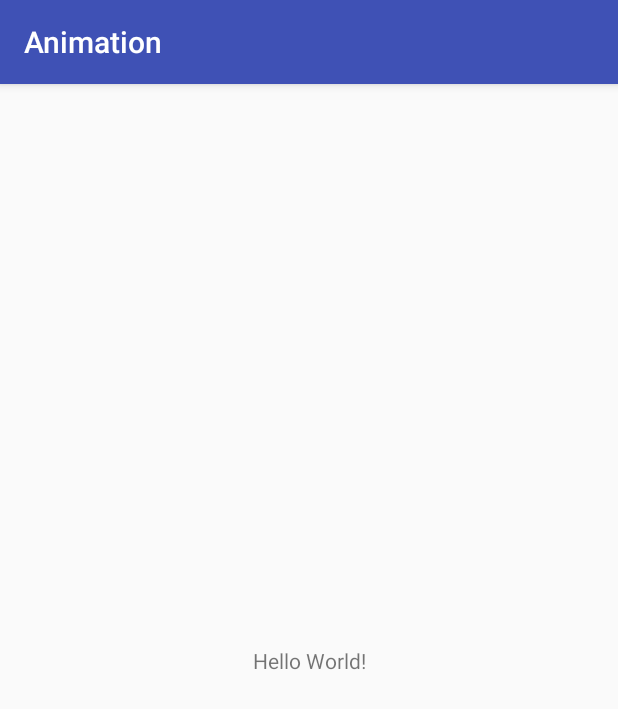
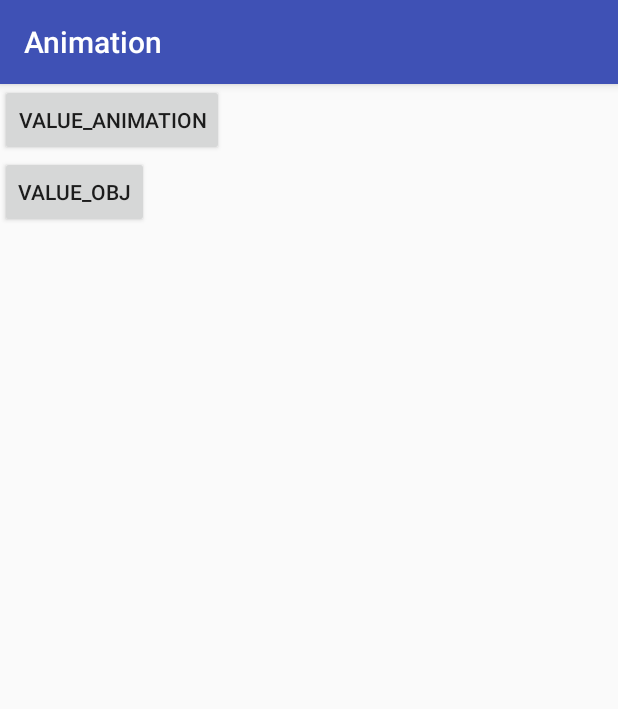
Before and after one commit to shortybin/Android-Animation, an Android app: the screen it shows after launch (MainActivity), on a phone screen of 412 x 824 dp. Shown: the top 709 px of the screen. Run offline under Robolectric (Android 15) with nearby library versions, the phone set to English and light mode, and no system bars.

Commit message:
valueanimaition commit

```diff
--- a/app/src/main/AndroidManifest.xml
+++ b/app/src/main/AndroidManifest.xml
@@ -16,6 +16,10 @@
                 <category android:name="android.intent.category.LAUNCHER"/>
             </intent-filter>
         </activity>
+        <activity android:name=".ValueAnimationActivity">
+        </activity>
+        <activity android:name=".valueanimationobject.ValueObjActivity">
+        </activity>
     </application>
 
 </manifest>
--- a/app/src/main/java/com/example/shrotbin/animation/MainActivity.java
+++ b/app/src/main/java/com/example/shrotbin/animation/MainActivity.java
@@ -1,13 +1,37 @@
 package com.example.shrotbin.animation;
 
+import android.content.Intent;
+import android.os.Bundle;
 import android.support.v7.app.AppCompatActivity;
-import android.os.Bundle;
+import android.view.View;
+import android.widget.Button;
+
+import com.example.shrotbin.animation.valueanimationobject.ValueObjActivity;
 
 public class MainActivity extends AppCompatActivity {
+
+    private static final String TAG = "MainActivity";
+    private Button mButton;
+    private Button mObjButton;
 
     @Override
     protected void onCreate(Bundle savedInstanceState) {
         super.onCreate(savedInstanceState);
         setContentView(R.layout.activity_main);
+        mButton= (Button) findViewById(R.id.value_animation);
+        mButton.setOnClickListener(new View.OnClickListener() {
+            @Override
+            public void onClick(View v) {
+                startActivity(new Intent(MainActivity.this,ValueAnimationActivity.class));
+            }
+        });
+
+        mObjButton= (Button) findViewById(R.id.value_obj);
+        mObjButton.setOnClickListener(new View.OnClickListener() {
+            @Override
+            public void onClick(View v) {
+                startActivity(new Intent(MainActivity.this, ValueObjActivity.class));
+            }
+        });
     }
 }
--- a/app/src/main/res/layout/activity_main.xml
+++ b/app/src/main/res/layout/activity_main.xml
@@ -1,19 +1,23 @@
 <?xml version="1.0" encoding="utf-8"?>
-<android.support.constraint.ConstraintLayout
+<LinearLayout
     xmlns:android="http://schemas.android.com/apk/res/android"
-    xmlns:app="http://schemas.android.com/apk/res-auto"
-    xmlns:tools="http://schemas.android.com/tools"
     android:layout_width="match_parent"
     android:layout_height="match_parent"
-    tools:context="com.example.shrotbin.animation.MainActivity">
+    android:orientation="vertical"
+    >
 
-    <TextView
+    <Button
         android:layout_width="wrap_content"
         android:layout_height="wrap_content"
-        android:text="Hello World!"
-        app:layout_constraintBottom_toBottomOf="parent"
-        app:layout_constraintLeft_toLeftOf="parent"
-        app:layout_constraintRight_toRightOf="parent"
-        app:layout_constraintTop_toTopOf="parent"/>
+        android:text="value_animation"
+        android:id="@+id/value_animation"
+        />
 
-</android.support.constraint.ConstraintLayout>
+    <Button
+        android:layout_width="wrap_content"
+        android:layout_height="wrap_content"
+        android:text="value_obj"
+        android:id="@+id/value_obj"
+        />
+
+</LinearLayout>
```
Also changed, not shown: app/src/main/java/com/example/shrotbin/animation/ValueAnimationActivity.java (added, +59 -0 lines), app/src/main/java/com/example/shrotbin/animation/valueanimationobject/Point.java (added, +37 -0 lines), app/src/main/java/com/example/shrotbin/animation/valueanimationobject/PointEvaluator.java (added, +27 -0 lines), app/src/main/java/com/example/shrotbin/animation/valueanimationobject/PointView.java (added, +68 -0 lines), app/src/main/java/com/example/shrotbin/animation/valueanimationobject/ValueObjActivity.java (added, +15 -0 lines), app/src/main/res/animator/value_animation.xml (added, +10 -0 lines), app/src/main/res/layout/activity_value_animation.xml (added, +17 -0 lines), app/src/main/res/layout/activity_value_obj.xml (added, +14 -0 lines).
